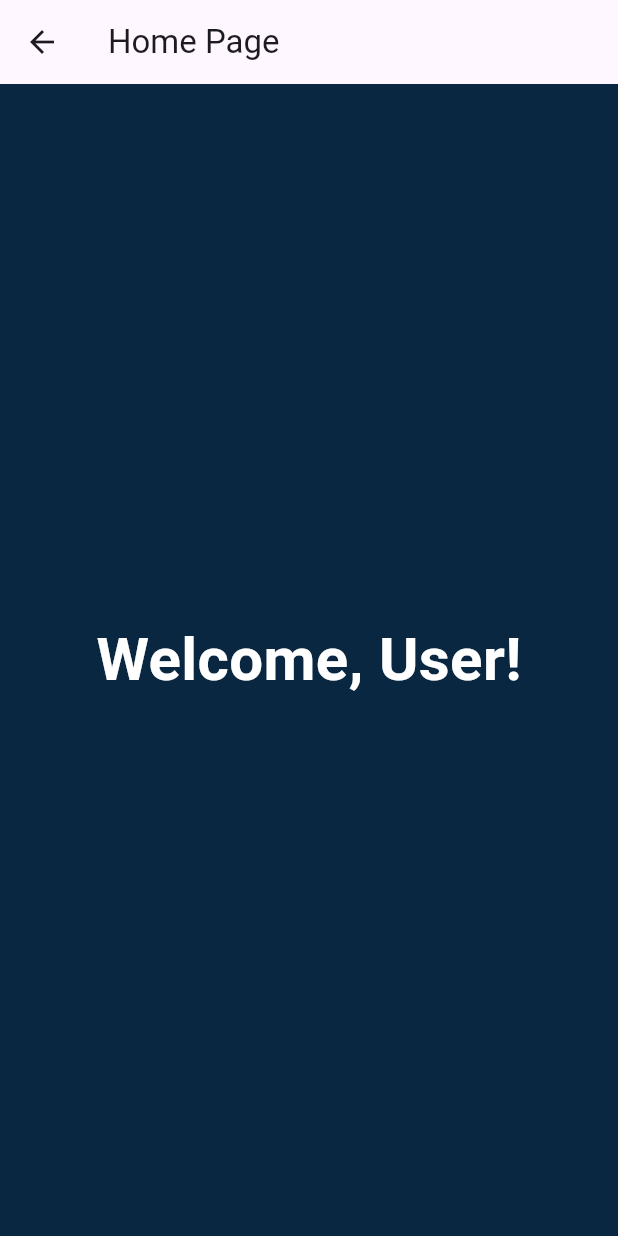
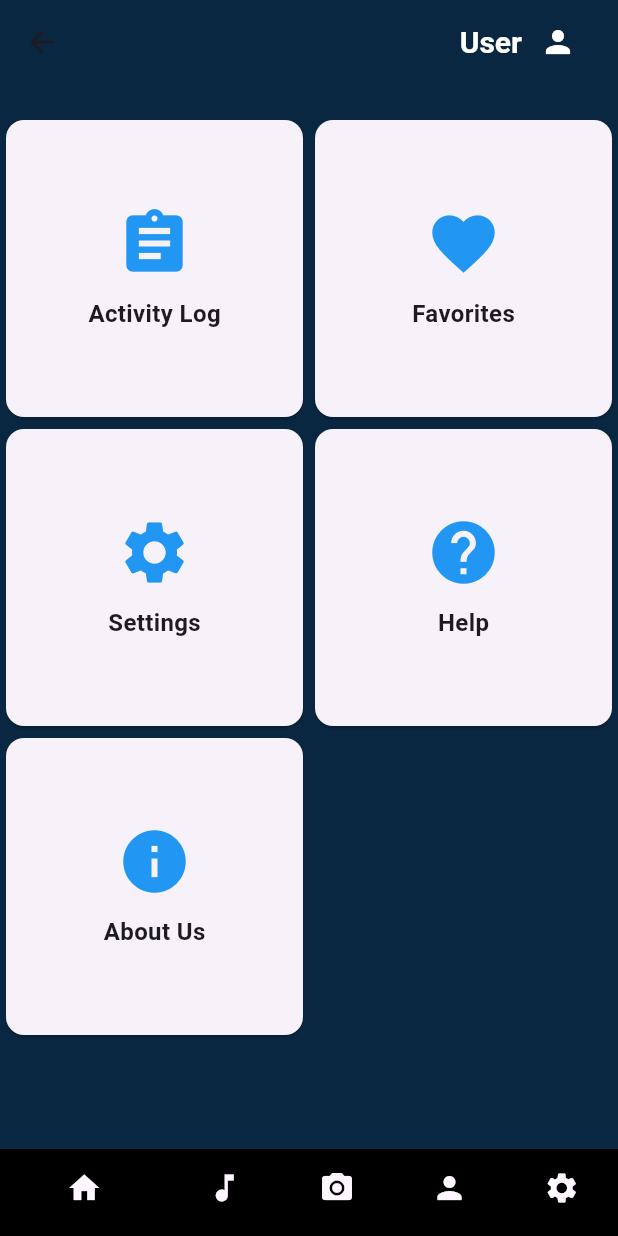
Before and after one commit to PawaniMekhala/EmoRhythm, a Flutter app: the HomePage screen opened directly, on a phone screen of 412 x 824 dp. Run offline on Flutter 3.47's test engine with Material 3 defaults, Android fonts, the phone set to English and light mode, and no system bars; our stand-ins replace device_preview, flutter_spinkit, google_fonts, image_picker; Roboto replaces fonts that are missing (Port Lligat Slab).

Commit message:
Home Page Adding
Finalizing home page

```diff
--- a/lib/screens/home.dart
+++ b/lib/screens/home.dart
@@ -1,25 +1,155 @@
 import 'package:flutter/material.dart';
+import 'activity_log.dart';
+import 'help_and_support.dart';
+import 'navbar.dart';
+import 'settings.dart'; // Assuming you have a SettingsPage
 
-class HomePage extends StatelessWidget {
+class HomePage extends StatefulWidget {
   final String username;
 
   const HomePage({Key? key, required this.username}) : super(key: key);
 
   @override
+  State<HomePage> createState() => _HomePageState();
+}
+
+class _HomePageState extends State<HomePage> {
+  @override
   Widget build(BuildContext context) {
     return Scaffold(
+      extendBodyBehindAppBar: true,
       appBar: AppBar(
-        title: const Text('Home Page'),
+        backgroundColor: const Color.fromRGBO(10, 39, 66, 1),
+        title: Row(
+          mainAxisAlignment: MainAxisAlignment.end,
+          children: [
+            Text(
+              widget.username,
+              style: const TextStyle(
+                fontSize: 20,
+                fontFamily: 'Port Lligat Slab',
+                fontWeight: FontWeight.bold,
+                color: Colors.white,
+              ),
+            ),
+            IconButton(
+              icon: const Icon(
+                Icons.person,
+                color: Colors.white,
+              ),
+              onPressed: () {
+                Navigator.push(
+                  context,
+                  MaterialPageRoute(builder: (context) => const SettingsPage()),
+                );
+              },
+            ),
+          ],
+        ),
       ),
-      body: Center(
-        child: Text(
-          'Welcome, $username!',
-          style: const TextStyle(
-            fontSize: 40,
-            fontFamily: 'Port Lligat Slab',
-            fontWeight: FontWeight.bold,
-            color: Colors.white,
+      body: Column(
+        children: [
+          Expanded(
+            child: Container(
+              padding: const EdgeInsets.only(top: 20),
+              decoration: const BoxDecoration(
+                borderRadius: BorderRadius.only(
+                  topLeft: Radius.circular(50),
+                  topRight: Radius.circular(50),
+                ),
+              ),
+              child: GridView.count(
+                crossAxisCount: 2,
+                children: [
+                  ItemHome(
+                    title: 'Activity Log',
+                    icon: Icons.assignment,
+                    onTap: () {
+                      Navigator.push(
+                        context,
+                        MaterialPageRoute(
+                            builder: (context) => const ActivityLogPage()),
+                      );
+                    },
+                  ),
+                  ItemHome(
+                    title: 'Favorites',
+                    icon: Icons.favorite,
+                    onTap: () {
+                      Navigator.push(
+                        context,
+                        MaterialPageRoute(
+                            builder: (context) => const ActivityLogPage()),
+                      );
+                    },
+                  ),
+                  ItemHome(
+                    title: 'Settings',
+                    icon: Icons.settings,
+                    onTap: () {
+                      Navigator.push(
+                        context,
+                        MaterialPageRoute(
+                            builder: (context) => const SettingsPage()),
+                      );
+                    },
+                  ),
+                  ItemHome(
+                    title: 'Help',
+                    icon: Icons.help,
+                    onTap: () {
+                      Navigator.push(
+                        context,
+                        MaterialPageRoute(
+                            builder: (context) => const HelpAndSupportPage()),
+                      );
+                    },
+                  ),
+                  ItemHome(
+                    title: 'About Us',
+                    icon: Icons.info,
+                    onTap: () {
+                      Navigator.push(
+                        context,
+                        MaterialPageRoute(
+                            builder: (context) => const HelpAndSupportPage()),
+                      );
+                    },
+                  ),
+                ],
+              ),
+            ),
           ),
+        ],
+      ),
+      bottomNavigationBar: const BottomNavBar(),
+    );
+  }
+}
+
+class ItemHome extends StatelessWidget {
+  final String title;
+  final IconData icon;
+  final VoidCallback onTap;
+
+  const ItemHome(
+      {Key? key, required this.title, required this.icon, required this.onTap})
+      : super(key: key);
+
+  @override
+  Widget build(BuildContext context) {
+    return GestureDetector(
+      onTap: onTap,
+      child: Card(
+        child: Column(
+          mainAxisAlignment: MainAxisAlignment.center,
+          children: [
+            Icon(icon, size: 50, color: Colors.blue),
+            const SizedBox(height: 10),
+            Text(title,
+                style:
+                    const TextStyle(fontSize: 16, fontWeight: FontWeight.bold)),
+          ],
         ),
       ),
     );
--- a/lib/screens/navbar.dart
+++ b/lib/screens/navbar.dart
@@ -16,7 +16,9 @@ class BottomNavBar extends StatefulWidget {
 
 class _BottomNavBarState extends State<BottomNavBar> {
   int _currentIndex = 0;
+  // ignore: unused_field
   Color _selectedIconColor = Colors.red; // Define color for selected icon
+  // ignore: unused_field, prefer_final_fields
   Color _defaultIconColor =
       Colors.grey; // Define default color for unselected icons
 
@@ -30,6 +32,7 @@ class _BottomNavBarState extends State<BottomNavBar> {
           Navigator.pushReplacement(
             context,
             MaterialPageRoute(
+                // ignore: prefer_const_constructors
                 builder: (context) => HomePage(
                       username: '',
                     )),
```
Also changed, not shown: lib/screens/activity_log.dart (added, +19 -0 lines).
